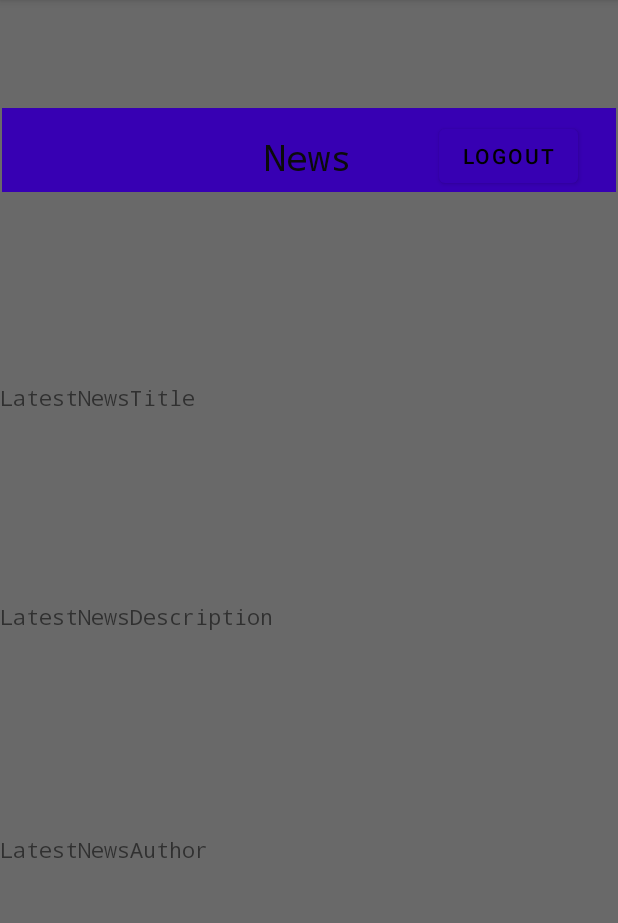
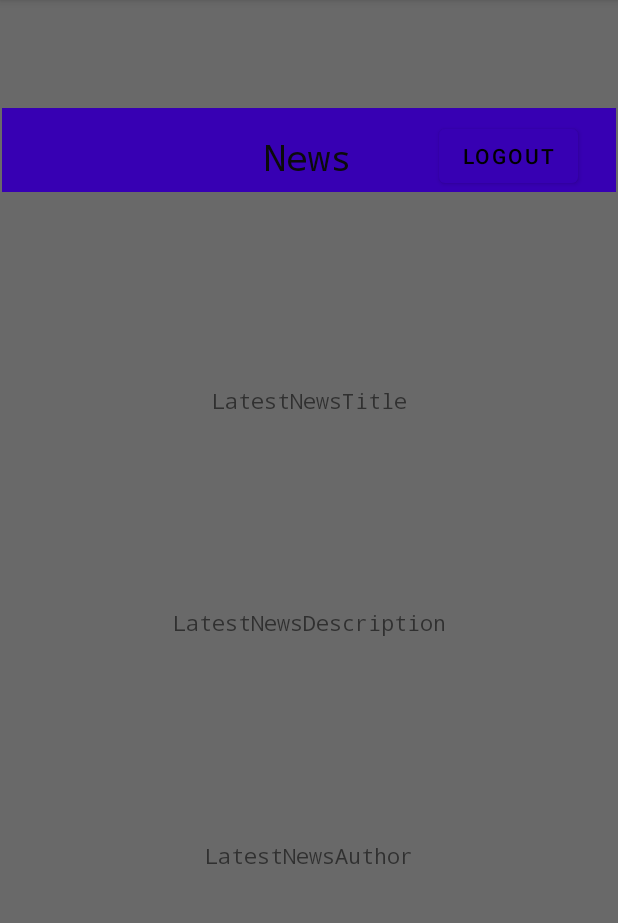
Before and after one commit to Thelangostudent/Game-Forum, an Android app: the NewsActivity screen opened directly, with no data from a screen before it, on a phone screen of 412 x 824 dp, the part 84-1007 px from its top. Run offline under Robolectric (Android 15) with nearby library versions, the phone set to English and light mode, and no system bars; 1 statement that could not run was skipped.

Commit message:
added proper constraints activity_news.xml

```diff
--- a/app/src/main/res/layout/activity_news.xml
+++ b/app/src/main/res/layout/activity_news.xml
@@ -52,8 +52,9 @@
         android:layout_height="wrap_content"
         android:text="LatestNewsTitle"
         app:layout_constraintBottom_toTopOf="@+id/txt_LatestNewsDescription"
-        app:layout_constraintTop_toBottomOf="@+id/toolbar3"
-        tools:layout_editor_absoluteX="157dp" />
+        app:layout_constraintEnd_toEndOf="parent"
+        app:layout_constraintStart_toStartOf="parent"
+        app:layout_constraintTop_toBottomOf="@+id/toolbar3" />
 
     <TextView
         android:id="@+id/txt_LatestNewsDescription"
@@ -62,15 +63,17 @@
         android:layout_marginBottom="136dp"
         android:text="LatestNewsDescription"
         app:layout_constraintBottom_toTopOf="@+id/txt_latestNewsAuthor"
-        tools:layout_editor_absoluteX="135dp" />
+        app:layout_constraintEnd_toEndOf="parent"
+        app:layout_constraintStart_toStartOf="parent" />
 
     <TextView
         android:id="@+id/txt_latestNewsAuthor"
         android:layout_width="wrap_content"
         android:layout_height="wrap_content"
-        android:layout_marginBottom="192dp"
+        android:layout_marginBottom="188dp"
         android:text="LatestNewsAuthor"
         app:layout_constraintBottom_toBottomOf="parent"
-        tools:layout_editor_absoluteX="157dp" />
+        app:layout_constraintEnd_toEndOf="parent"
+        app:layout_constraintStart_toStartOf="parent" />
 
 </androidx.constraintlayout.widget.ConstraintLayout>
```
